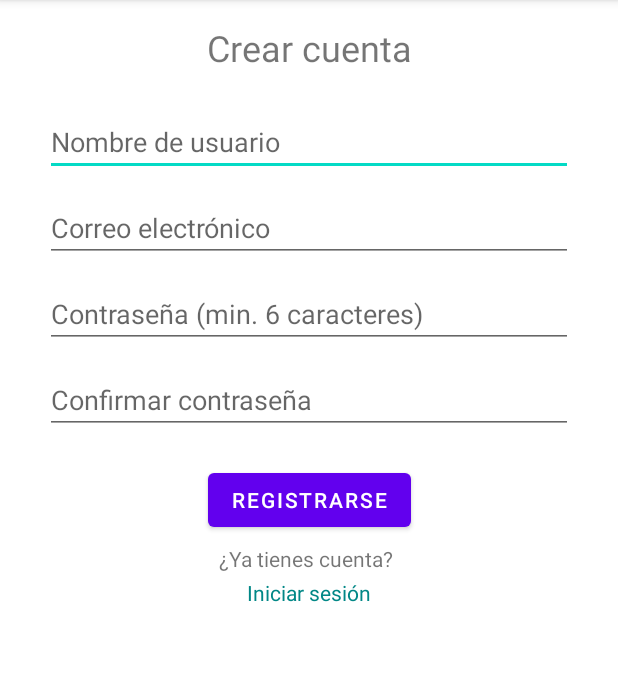
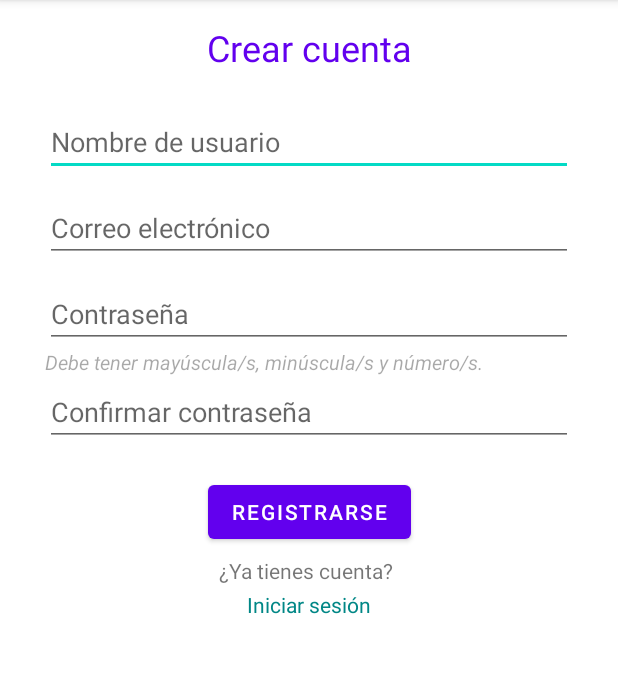
Before and after one commit to PabloDopico/AppRecetas, an Android app: the RegisterActivity screen opened directly, with no data from a screen before it, on a phone screen of 412 x 824 dp, the part 84-757 px from its top. Run offline under Robolectric (Android 15) with nearby library versions, the phone set to English and light mode, and no system bars; our stand-ins replace Firebase (no records; nobody signed in at launch, a user with empty details on screens opened directly).

Commit message:
Añadido pequeño textview con los requisitos de la contraseña, para mejorar la experiencia del usuario

```diff
--- a/app/src/main/res/layout/activity_register.xml
+++ b/app/src/main/res/layout/activity_register.xml
@@ -7,6 +7,7 @@
     tools:context=".Register.RegisterActivity">
 
     <TextView
+        android:textColor="@color/purple_500"
         android:id="@+id/titulo"
         android:layout_width="wrap_content"
         android:layout_height="wrap_content"
@@ -49,18 +50,32 @@
         android:layout_marginStart="30dp"
         android:layout_marginTop="12dp"
         android:layout_marginEnd="30dp"
-        android:hint="Contraseña (min. 6 caracteres)"
+        android:hint="Contraseña"
         android:inputType="textPassword"
         app:layout_constraintEnd_toEndOf="parent"
         app:layout_constraintStart_toStartOf="parent"
         app:layout_constraintTop_toBottomOf="@+id/email" />
+
+    <TextView
+
+        android:textSize="13dp"
+        android:text="Debe tener mayúscula/s, minúscula/s y número/s. "
+        app:layout_constraintEnd_toEndOf="@id/contraseña"
+        app:layout_constraintStart_toStartOf="@id/contraseña"
+        app:layout_constraintTop_toBottomOf="@+id/contraseña"
+        android:layout_width="0dp"
+        android:layout_height="wrap_content"
+        android:textStyle="italic"
+        android:textColor="#57000000">
+
+    </TextView>
 
     <EditText
         android:id="@+id/confirmarContraseña"
         android:layout_width="match_parent"
         android:layout_height="wrap_content"
         android:layout_marginStart="30dp"
-        android:layout_marginTop="12dp"
+        android:layout_marginTop="20dp"
         android:layout_marginEnd="30dp"
         android:hint="Confirmar contraseña"
         android:inputType="textPassword"
```
